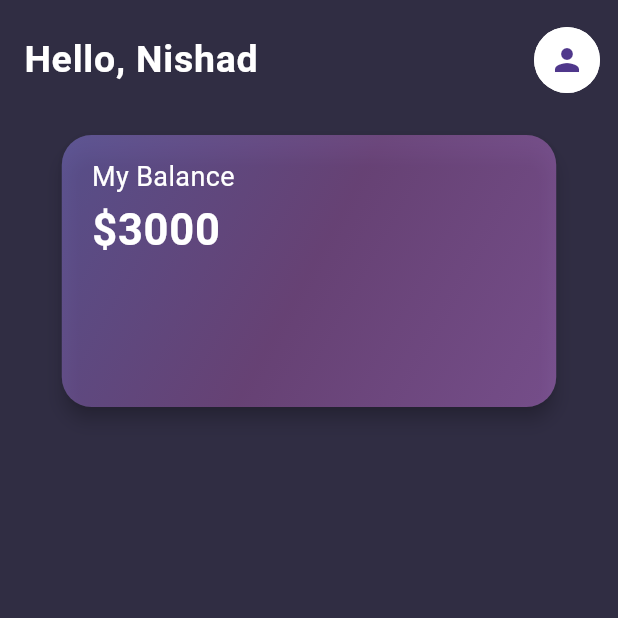
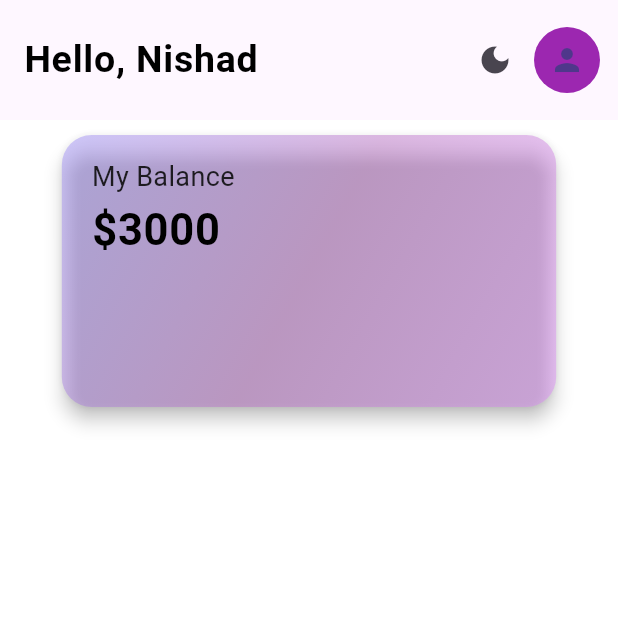
Before and after one commit to Nishadatgit/flutter-budget-tracker, a Flutter app: the screen it shows after launch, on a phone screen of 412 x 824 dp, the top half of it. Run offline on Flutter 3.47's test engine with Material 2 defaults, Android fonts, the phone set to English and light mode, and no system bars; our stand-ins replace bloc, flutter_bloc.

Commit message:
added day and night mode switcher

```diff
--- /dev/null
+++ b/lib/logic/cubit/theme_cubit.dart
@@ -0,0 +1,11 @@
+import 'package:bloc/bloc.dart';
+import 'package:budget_tracker/themes/dark_theme.dart';
+import 'package:budget_tracker/themes/light_theme.dart';
+import 'package:flutter/material.dart';
+import 'package:meta/meta.dart';
+
+class ThemeCubit extends Cubit<ThemeData> {
+  ThemeCubit() : super(lightTheme);
+
+  void switchTheme() =>state==lightTheme? emit(darkTheme):emit(lightTheme);
+}
--- a/lib/main.dart
+++ b/lib/main.dart
@@ -1,7 +1,8 @@
+import 'package:budget_tracker/logic/cubit/theme_cubit.dart';
 import 'package:budget_tracker/screens/home/home_screen.dart';
 import 'package:budget_tracker/themes/dark_theme.dart';
-import 'package:budget_tracker/themes/light_theme.dart';
 import 'package:flutter/material.dart';
+import 'package:flutter_bloc/flutter_bloc.dart';
 
 void main() {
   WidgetsFlutterBinding.ensureInitialized();
@@ -13,13 +14,27 @@ class MyApp extends StatelessWidget {
 
   @override
   Widget build(BuildContext context) {
-    return MaterialApp(
-      title: 'Budget Tracker',
-      theme: darkTheme,
-      home: const HomeScreen(),
-    );
+    return BlocProvider(
+        create: (contex) => ThemeCubit(),
+        child: BlocBuilder<ThemeCubit, ThemeData>(
+          builder: (context, state) {
+            return _buildWithTheme(context, state);
+          },
+        ));
   }
 }
 
+Widget _buildWithTheme(BuildContext context, state) {
+  return MaterialApp(
+    title: 'Budget Tracker',
+    theme: state,
+    themeAnimationCurve: Curves.easeInOut,
+    themeAnimationDuration: const Duration(seconds: 1),
+    home: const HomeScreen(),
+  );
+}
+
+
+
 //6953f7
 //cdf4f7
--- a/lib/screens/home/home_screen.dart
+++ b/lib/screens/home/home_screen.dart
@@ -1,4 +1,8 @@
+import 'package:budget_tracker/logic/cubit/theme_cubit.dart';
+import 'package:budget_tracker/themes/dark_theme.dart';
+import 'package:budget_tracker/themes/light_theme.dart';
 import 'package:flutter/material.dart';
+import 'package:flutter_bloc/flutter_bloc.dart';
 
 class HomeScreen extends StatelessWidget {
   const HomeScreen({super.key});
@@ -6,7 +10,7 @@ class HomeScreen extends StatelessWidget {
   @override
   Widget build(BuildContext context) {
     final width = MediaQuery.of(context).size.width;
-    final height = MediaQuery.of(context).size.height;
+    //final height = MediaQuery.of(context).size.height;
     return Scaffold(
       appBar: AppBar(
         toolbarHeight: 80,
@@ -15,6 +19,15 @@ class HomeScreen extends StatelessWidget {
           style: Theme.of(context).textTheme.bodyLarge,
         ),
         actions: [
+          IconButton(
+            onPressed: () {
+              BlocProvider.of<ThemeCubit>(context).switchTheme();
+            },
+            icon: BlocBuilder<ThemeCubit, ThemeData>(
+              builder: (context, state) =>
+                  Icon(state == darkTheme ? Icons.light_mode : Icons.dark_mode),
+            ),
+          ),
           IconButton(
             style: IconButton.styleFrom(
                 backgroundColor: Colors.white, padding: EdgeInsets.zero),
--- a/pubspec.yaml
+++ b/pubspec.yaml
@@ -20,6 +20,7 @@ dependencies:
   cupertino_icons: ^1.0.2
   hive: ^2.2.3
   hive_flutter: ^1.1.0
+  flutter_bloc: ^8.1.1
 
 dev_dependencies:
   flutter_test:
```
Also changed, not shown: assets/images/mypic.jpg (added), pubspec.lock.
